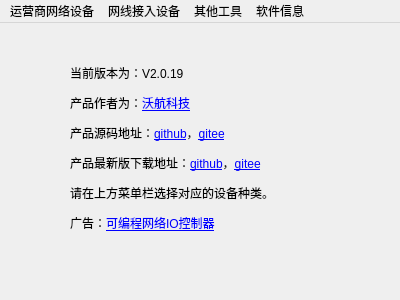
worldflyingct/setdevicetool, file mainwindow/mainwindow.ui: the form before one commit.
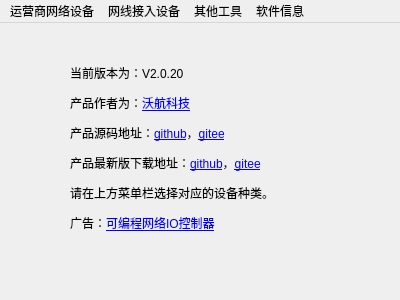
The form after the commit. Icons and pictures are not drawn.

Commit message: 优化加锁解锁功能

Diff of the .ui file:
```diff
--- a/mainwindow/mainwindow.ui
+++ b/mainwindow/mainwindow.ui
@@ -31,7 +31,7 @@
      </rect>
     </property>
     <property name="text">
-     <string>&lt;html&gt;&lt;head/&gt;&lt;body&gt;&lt;p&gt;当前版本为：V2.0.19&lt;/p&gt;&lt;p&gt;产品作者为：&lt;a href=&quot;https://www.worldflying.cn&quot;&gt;&lt;span style=&quot; text-decoration: underline; color:#0000ff;&quot;&gt;沃航科技&lt;/span&gt;&lt;/a&gt;&lt;/p&gt;&lt;p&gt;产品源码地址：&lt;a href=&quot;https://github.com/worldflyingct/setdevicetool&quot;&gt;&lt;span style=&quot; text-decoration: underline; color:#0000ff;&quot;&gt;github&lt;/span&gt;&lt;/a&gt;，&lt;a href=&quot;https://gitee.com/worldflying/setdevicetool&quot;&gt;&lt;span style=&quot; text-decoration: underline; color:#0000ff;&quot;&gt;gitee&lt;/span&gt;&lt;/a&gt;&lt;/p&gt;&lt;p&gt;产品最新版下载地址：&lt;a href=&quot;https://github.com/worldflyingct/setdevicetool/releases&quot;&gt;&lt;span style=&quot; text-decoration: underline; color:#0000ff;&quot;&gt;github&lt;/span&gt;&lt;/a&gt;，&lt;a href=&quot;https://gitee.com/worldflying/setdevicetool/releases&quot;&gt;&lt;span style=&quot; text-decoration: underline; color:#0000ff;&quot;&gt;gitee&lt;/span&gt;&lt;/a&gt;&lt;/p&gt;&lt;p&gt;请在上方菜单栏选择对应的设备种类。&lt;/p&gt;&lt;p&gt;广告：&lt;a href=&quot;https://www.worldflying.cn/product-type-programio.html&quot;&gt;&lt;span style=&quot; text-decoration: underline; color:#0000ff;&quot;&gt;可编程网络IO控制器&lt;/span&gt;&lt;/a&gt;&lt;/p&gt;&lt;/body&gt;&lt;/html&gt;</string>
+     <string>&lt;html&gt;&lt;head/&gt;&lt;body&gt;&lt;p&gt;当前版本为：V2.0.20&lt;/p&gt;&lt;p&gt;产品作者为：&lt;a href=&quot;https://www.worldflying.cn&quot;&gt;&lt;span style=&quot; text-decoration: underline; color:#0000ff;&quot;&gt;沃航科技&lt;/span&gt;&lt;/a&gt;&lt;/p&gt;&lt;p&gt;产品源码地址：&lt;a href=&quot;https://github.com/worldflyingct/setdevicetool&quot;&gt;&lt;span style=&quot; text-decoration: underline; color:#0000ff;&quot;&gt;github&lt;/span&gt;&lt;/a&gt;，&lt;a href=&quot;https://gitee.com/worldflying/setdevicetool&quot;&gt;&lt;span style=&quot; text-decoration: underline; color:#0000ff;&quot;&gt;gitee&lt;/span&gt;&lt;/a&gt;&lt;/p&gt;&lt;p&gt;产品最新版下载地址：&lt;a href=&quot;https://github.com/worldflyingct/setdevicetool/releases&quot;&gt;&lt;span style=&quot; text-decoration: underline; color:#0000ff;&quot;&gt;github&lt;/span&gt;&lt;/a&gt;，&lt;a href=&quot;https://gitee.com/worldflying/setdevicetool/releases&quot;&gt;&lt;span style=&quot; text-decoration: underline; color:#0000ff;&quot;&gt;gitee&lt;/span&gt;&lt;/a&gt;&lt;/p&gt;&lt;p&gt;请在上方菜单栏选择对应的设备种类。&lt;/p&gt;&lt;p&gt;广告：&lt;a href=&quot;https://www.worldflying.cn/product-type-programio.html&quot;&gt;&lt;span style=&quot; text-decoration: underline; color:#0000ff;&quot;&gt;可编程网络IO控制器&lt;/span&gt;&lt;/a&gt;&lt;/p&gt;&lt;/body&gt;&lt;/html&gt;</string>
     </property>
     <property name="openExternalLinks">
      <bool>true</bool>
```
The commit also changes 2 other files.
